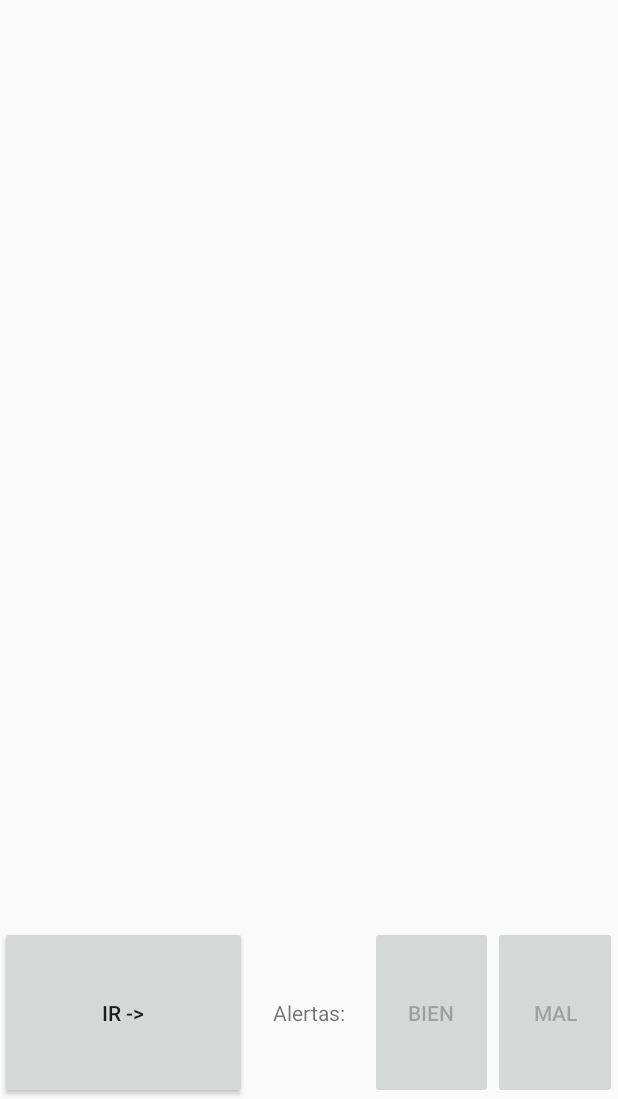
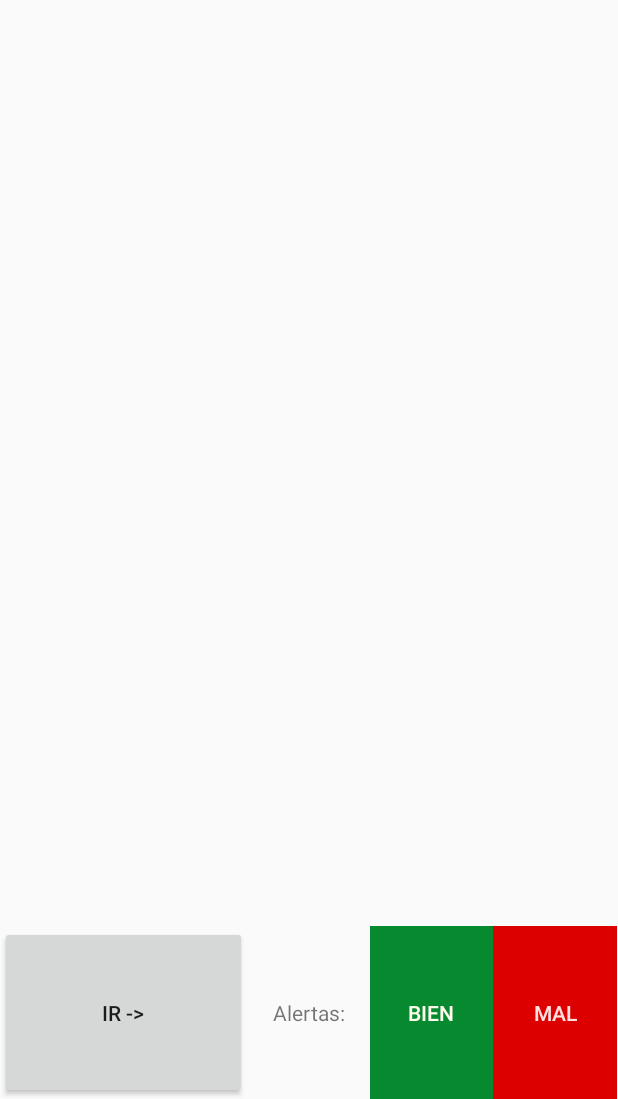
Before and after one commit to FabLabSantiago/LeBike, an Android app: the OnRouteMapActivity screen opened directly, with no data from a screen before it, on a phone screen of 412 x 824 dp, the part 137-1236 px from its top. Run offline under Robolectric (Android 15) with nearby library versions, the phone set to English and light mode, and no system bars.

Commit message:
New button style. (Nothing pretty)

```diff
--- a/app/src/main/res/layout/activity_onroutemap.xml
+++ b/app/src/main/res/layout/activity_onroutemap.xml
@@ -37,17 +37,21 @@
             android:layout_width="0dp"
             android:layout_height="match_parent"
             android:layout_weight="0.2"
+            android:background="#07892f"
             android:text="Bien"
+            android:textColor="#fffdee"
             android:enabled="false"
             android:onClick="bienButtonOnClick"/>
         <Button
+            android:id="@+id/malButton"
             android:layout_width="0dp"
             android:layout_height="match_parent"
             android:layout_weight="0.2"
+            android:background="#dc0000"
             android:text="Mal"
+            android:textColor="#ffe0e1"
             android:enabled="false"
             android:onClick="malButtonOnClick"/>
     </LinearLayout>
 
-
 </LinearLayout>
```
